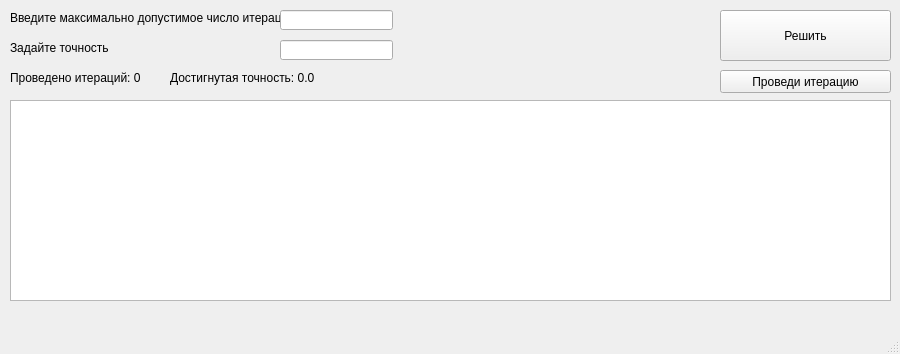
Qt form interface.ui (paveladim/seidel) before a commit.
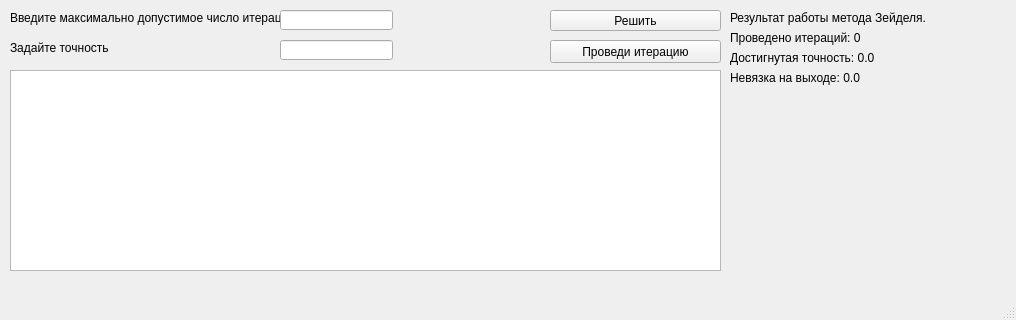
The same form after that commit.

Patch:
```diff
--- a/interface.ui
+++ b/interface.ui
@@ -6,8 +6,8 @@
    <rect>
     <x>0</x>
     <y>0</y>
-    <width>900</width>
-    <height>354</height>
+    <width>1016</width>
+    <height>320</height>
    </rect>
   </property>
   <property name="windowTitle">
@@ -18,8 +18,8 @@
     <property name="geometry">
      <rect>
       <x>10</x>
-      <y>100</y>
-      <width>881</width>
+      <y>70</y>
+      <width>711</width>
       <height>201</height>
      </rect>
     </property>
@@ -27,10 +27,10 @@
    <widget class="QPushButton" name="buildSolution">
     <property name="geometry">
      <rect>
-      <x>720</x>
+      <x>550</x>
       <y>10</y>
       <width>171</width>
-      <height>51</height>
+      <height>21</height>
      </rect>
     </property>
     <property name="text">
@@ -40,8 +40,8 @@
    <widget class="QPushButton" name="iterate">
     <property name="geometry">
      <rect>
-      <x>720</x>
-      <y>70</y>
+      <x>550</x>
+      <y>40</y>
       <width>171</width>
       <height>23</height>
      </rect>
@@ -99,8 +99,8 @@
    <widget class="QLabel" name="labelForIt">
     <property name="geometry">
      <rect>
-      <x>10</x>
-      <y>70</y>
+      <x>730</x>
+      <y>30</y>
       <width>171</width>
       <height>16</height>
      </rect>
@@ -112,9 +112,9 @@
    <widget class="QLabel" name="labelForEpsN">
     <property name="geometry">
      <rect>
-      <x>170</x>
-      <y>70</y>
-      <width>221</width>
+      <x>730</x>
+      <y>50</y>
+      <width>281</width>
       <height>16</height>
      </rect>
     </property>
@@ -122,6 +122,32 @@
      <string>Достигнутая точность: 0.0</string>
     </property>
    </widget>
+   <widget class="QLabel" name="residualEnd">
+    <property name="geometry">
+     <rect>
+      <x>730</x>
+      <y>70</y>
+      <width>281</width>
+      <height>16</height>
+     </rect>
+    </property>
+    <property name="text">
+     <string>Невязка на выходе: 0.0</string>
+    </property>
+   </widget>
+   <widget class="QLabel" name="results">
+    <property name="geometry">
+     <rect>
+      <x>730</x>
+      <y>10</y>
+      <width>281</width>
+      <height>16</height>
+     </rect>
+    </property>
+    <property name="text">
+     <string>Результат работы метода Зейделя.</string>
+    </property>
+   </widget>
   </widget>
   <widget class="QMenuBar" name="menubar">
    <property name="geometry">
```
Left out of the diff: 2 changed lines with no effect on the pictures.
